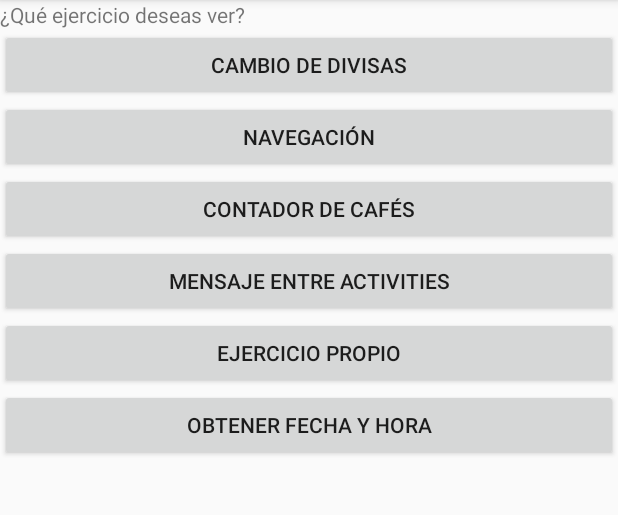
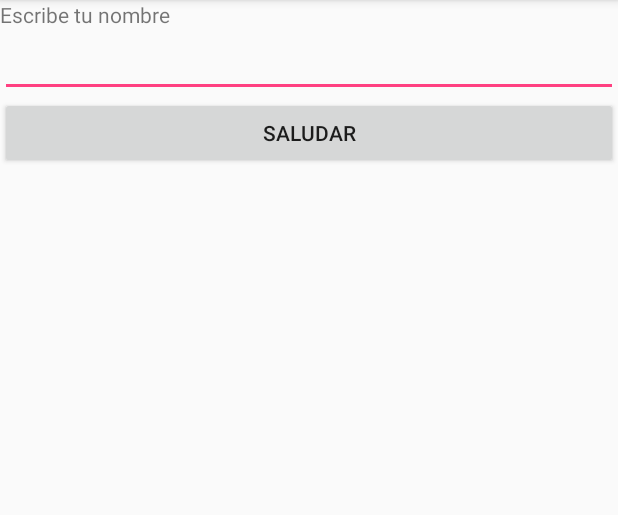
Before and after one commit to Beelzenef/app4en1, an Android app: the screen it shows after launch (InicioActivity before the commit, EnviarMensajeActivity after it), after a tap on "MENSAJE ENTRE ACTIVITIES", on a phone screen of 412 x 824 dp, the part 84-599 px from its top. Run offline under Robolectric (Android 15) with nearby library versions, the phone set to English and light mode, and no system bars.

Commit message:
msgs, divisas, browser done

```diff
--- a/app/src/main/java/com/example/fechayhora/Conversor.java
+++ b/app/src/main/java/com/example/fechayhora/EJ_Divisas/Conversor.java
@@ -1,4 +1,4 @@
-package com.example.fechayhora;
+package com.example.fechayhora.EJ_Divisas;
 
 /**
  * Clase Conversor de cambio de divisas (EUR/USD), creada en 28/09/17.
--- /dev/null
+++ b/app/src/main/java/com/example/fechayhora/EJ_EnviarMensaje/EnviarMensajeActivity.java
@@ -0,0 +1,50 @@
+package com.example.fechayhora.EJ_EnviarMensaje;
+
+import android.content.Intent;
+import android.support.v7.app.AppCompatActivity;
+import android.os.Bundle;
+import android.view.View;
+import android.widget.Button;
+import android.widget.EditText;
+
+import com.example.fechayhora.R;
+
+/**
+ * Enviando mensaje a otra Activity
+ * @author Elena G (Beelzenef)
+ */
+public class EnviarMensajeActivity extends AppCompatActivity {
+
+    // Instancias a usar
+    Button btn_EnviarMensaje;
+    EditText edT_NombreUsuario;
+
+    public static final String DATO = "DATO";
+
+    @Override
+    protected void onCreate(Bundle savedInstanceState) {
+        super.onCreate(savedInstanceState);
+        setContentView(R.layout.activity_enviar_mensaje);
+
+        // Identificando vistas
+        btn_EnviarMensaje = (Button) findViewById(R.id.btn_EnviarMensaje);
+        edT_NombreUsuario = (EditText) findViewById(R.id.edt_NombreUsuario);
+    }
+
+    public void enviarSaludo(View v)
+    {
+        switch (v.getId()){
+            case R.id.btn_EnviarMensaje:
+                enviarSaludo(edT_NombreUsuario.getText().toString());
+                break;
+        }
+    }
+
+    void enviarSaludo(String saludito)
+    {
+        Intent unIntent = new Intent(EnviarMensajeActivity.this, RecibirMensajeActivity.class);
+        unIntent.putExtra(DATO, saludito);
+
+        startActivity(unIntent);
+    }
+}
--- a/app/src/main/java/com/example/fechayhora/InicioActivity.java
+++ b/app/src/main/java/com/example/fechayhora/InicioActivity.java
@@ -4,6 +4,9 @@ import android.content.Intent;
 import android.support.v7.app.AppCompatActivity;
 import android.os.Bundle;
 import android.view.View;
+
+import com.example.fechayhora.EJ_Divisas.DivisasActivity;
+import com.example.fechayhora.EJ_EnviarMensaje.EnviarMensajeActivity;
 
 /**
  * Clase Inicio, ¡Intents para todos!
@@ -40,6 +43,8 @@ public class InicioActivity extends AppCompatActivity {
                 break;
             // Mensaje entre Activities
             case R.id.btn_Ejercicio4:
+                unIntent = new Intent(InicioActivity.this, EnviarMensajeActivity.class);
+                startActivity(unIntent);
                 break;
             // Ejercicio propio
             case R.id.btn_Ejercicio5:
--- /dev/null
+++ b/app/src/main/res/layout/activity_enviar_mensaje.xml
@@ -0,0 +1,23 @@
+<?xml version="1.0" encoding="utf-8"?>
+<LinearLayout xmlns:android="http://schemas.android.com/apk/res/android"
+              android:orientation="vertical" android:layout_width="match_parent"
+              android:layout_height="match_parent">
+
+    <TextView
+        android:layout_width="match_parent"
+        android:layout_height="wrap_content"
+        android:text="@string/txtV_NombreUsuario"/>
+
+    <EditText
+        android:layout_width="match_parent"
+        android:layout_height="wrap_content"
+        android:id="@+id/edt_NombreUsuario"/>
+
+    <Button
+        android:layout_width="match_parent"
+        android:layout_height="wrap_content"
+        android:id="@+id/btn_EnviarMensaje"
+        android:text="@string/btn_EnviarMensaje"
+        android:onClick="enviarSaludo"/>
+
+    </LinearLayout>
--- a/app/src/main/res/values/strings.xml
+++ b/app/src/main/res/values/strings.xml
@@ -22,6 +22,7 @@
     <string name="btn_Convertir">Convertir</string>
     <string name="txtV_Dolares">Dolares</string>
     <string name="txtV_Euros">Euros</string>
+    <string name="txtV_CambioActual">Cambio actual</string>
 
     <!-- Contador de cafés -->
     <string name="txtV_ContadorCafes">Llevas %1$s cafe(s)</string>
@@ -29,8 +30,13 @@
     <string name="btn_menosTiempo">-</string>
 
     <!-- Comunicación entre Activities -->
+    <string name="btn_EnviarMensaje">Saludar</string>
+    <string name="txtV_NombreUsuario">Escribe tu nombre</string>
+
+    <string name="txtV_BienvenidaUsuario">Bienvenid@, %1$s</string>
 
     <!-- Navegacion -->
     <string name="txtV_WebAVisitar">¿Que web deseas visitar?</string>
     <string name="btn_VisitarPagina">Visitar pagina</string>
+    <string name="btn_VisitarPaginaWebView">Visitar pagina con WebView</string>
 </resources>
```
Also changed, not shown: app/src/main/AndroidManifest.xml (+13 -9 lines), app/src/main/java/com/example/fechayhora/EJ_Divisas/DivisasActivity.java (renamed from app/src/main/java/com/example/fechayhora/DivisasActivity.java, +22 -5 lines), app/src/main/java/com/example/fechayhora/EJ_EnviarMensaje/RecibirMensajeActivity.java (added, +30 -0 lines), app/src/main/java/com/example/fechayhora/NavegadorActivity.java (+20 -1 lines), app/src/main/res/layout/activity_divisa.xml (+17 -0 lines), app/src/main/res/layout/activity_navegador.xml (+12 -0 lines), app/src/main/res/layout/activity_recibir_mensaje.xml (added, +11 -0 lines), 1 other file.
